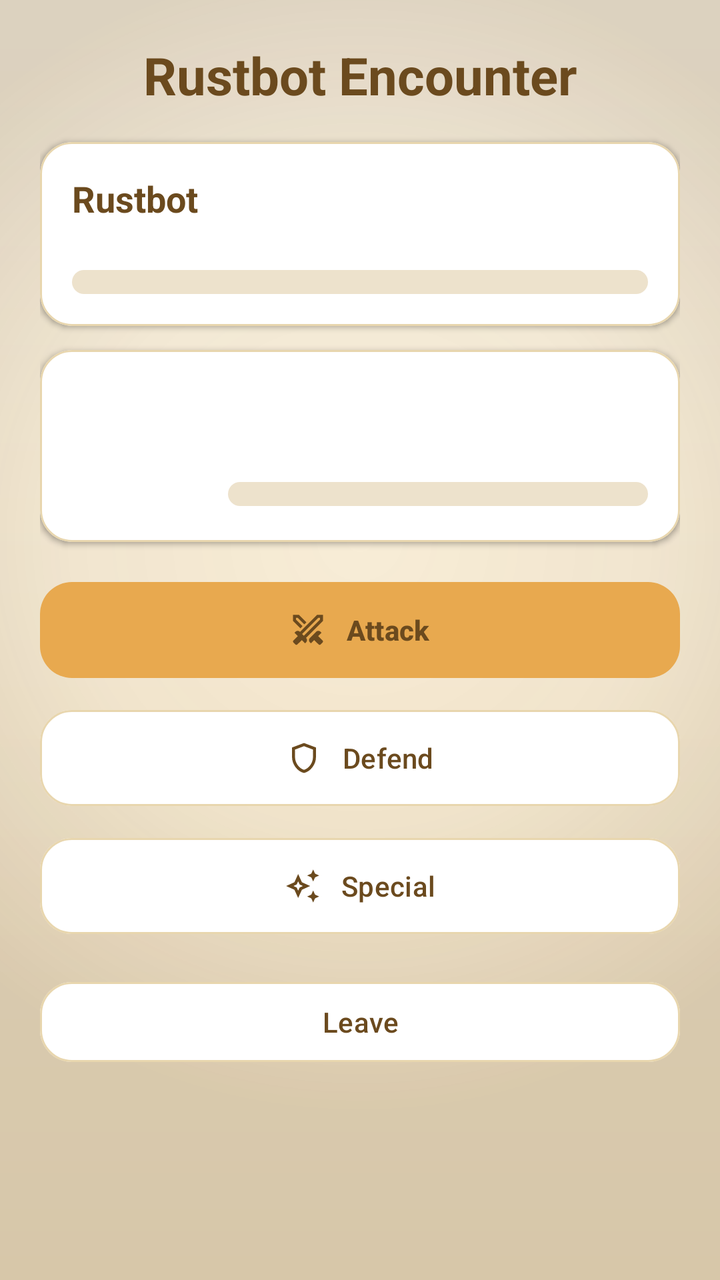
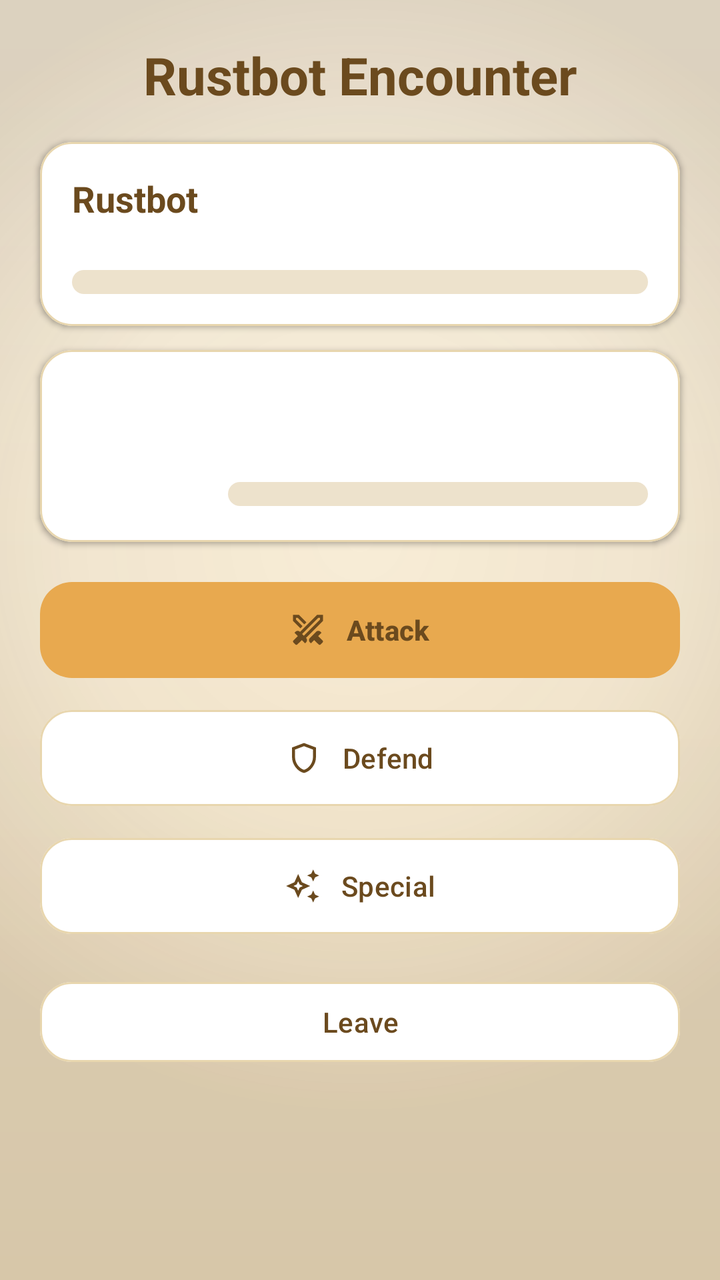

The first picture is an Android layout as it rendered before a commit; the second is the same layout after the commit. The layout source and the unified diff follow.
<!-- AndroidManifest.xml: application theme Theme.RatKingRecon -->
<!-- res/layout/activity_battle.xml -->
<?xml version="1.0" encoding="utf-8"?>
<ScrollView xmlns:android="http://schemas.android.com/apk/res/android"
    xmlns:app="http://schemas.android.com/apk/res-auto"
    android:layout_width="match_parent"
    android:layout_height="match_parent"
    android:background="@drawable/bg_app_gradient"
    android:fitsSystemWindows="true">

    <LinearLayout
        android:layout_width="match_parent"
        android:layout_height="wrap_content"
        android:orientation="vertical"
        android:padding="20dp">

        <TextView
            android:layout_width="match_parent"
            android:layout_height="wrap_content"
            android:text="@string/battle_title"
            android:textColor="@color/text_primary"
            android:textSize="26sp"
            android:textStyle="bold"
            android:textAlignment="center"
            android:layout_marginBottom="16dp" />

        
        <com.google.android.material.card.MaterialCardView
            android:layout_width="match_parent"
            android:layout_height="wrap_content"
            app:cardBackgroundColor="@color/card_white"
            app:strokeColor="@color/card_border"
            app:strokeWidth="1dp"
            app:cardCornerRadius="16dp"
            app:cardElevation="2dp"
            android:layout_marginBottom="12dp">

            <LinearLayout
                android:layout_width="match_parent"
                android:layout_height="wrap_content"
                android:orientation="vertical"
                android:padding="16dp">

                <TextView
                    android:id="@+id/botName"
                    android:layout_width="match_parent"
                    android:layout_height="wrap_content"
                    android:text="Rustbot"
                    android:textColor="@color/text_primary"
                    android:textSize="18sp"
                    android:textStyle="bold" />

                <TextView
                    android:id="@+id/botStats"
                    android:layout_width="match_parent"
                    android:layout_height="wrap_content"
                    android:textColor="@color/text_muted"
                    android:textSize="13sp"
                    android:layout_marginBottom="6dp" />

                <ProgressBar
                    android:id="@+id/botHpBar"
                    style="?android:attr/progressBarStyleHorizontal"
                    android:layout_width="match_parent"
                    android:layout_height="12dp"
                    android:progressDrawable="@drawable/progress_amber" />
            </LinearLayout>
        </com.google.android.material.card.MaterialCardView>

        
        <com.google.android.material.card.MaterialCardView
            android:layout_width="match_parent"
            android:layout_height="wrap_content"
            app:cardBackgroundColor="@color/card_white"
            app:strokeColor="@color/card_border"
            app:strokeWidth="1dp"
            app:cardCornerRadius="16dp"
            app:cardElevation="2dp"
            android:layout_marginBottom="16dp">

            <LinearLayout
                android:layout_width="match_parent"
                android:layout_height="wrap_content"
                android:orientation="horizontal"
                android:gravity="center_vertical"
                android:padding="16dp">

                <ImageView
                    android:id="@+id/ratImage"
                    android:layout_width="64dp"
                    android:layout_height="64dp"
                    android:scaleType="centerCrop"
                    android:layout_marginEnd="14dp"
                    android:contentDescription="@string/battle_title" />

                <LinearLayout
                    android:layout_width="0dp"
                    android:layout_height="wrap_content"
                    android:layout_weight="1"
                    android:orientation="vertical">

                    <TextView
                        android:id="@+id/ratName"
                        android:layout_width="match_parent"
                        android:layout_height="wrap_content"
                        android:textColor="@color/text_primary"
                        android:textSize="18sp"
                        android:textStyle="bold" />

                    <TextView
                        android:id="@+id/ratStats"
                        android:layout_width="match_parent"
                        android:layout_height="wrap_content"
                        android:textColor="@color/text_muted"
                        android:textSize="13sp"
                        android:layout_marginBottom="6dp" />

                    <ProgressBar
                        android:id="@+id/ratHpBar"
                        style="?android:attr/progressBarStyleHorizontal"
                        android:layout_width="match_parent"
                        android:layout_height="12dp"
                        android:progressDrawable="@drawable/progress_amber" />
                </LinearLayout>
            </LinearLayout>
        </com.google.android.material.card.MaterialCardView>

        
        <com.google.android.material.button.MaterialButton
            android:id="@+id/btnAttack"
            android:layout_width="match_parent"
            android:layout_height="56dp"
            android:text="@string/battle_attack"
            android:textAllCaps="false"
            android:textStyle="bold"
            android:textColor="@color/text_primary"
            app:icon="@drawable/ic_power"
            app:iconGravity="textStart"
            app:iconPadding="10dp"
            app:iconTint="@color/text_primary"
            app:backgroundTint="@color/amber"
            app:cornerRadius="16dp"
            android:layout_marginBottom="8dp" />

        <com.google.android.material.button.MaterialButton
            android:id="@+id/btnDefend"
            android:layout_width="match_parent"
            android:layout_height="56dp"
            android:text="@string/battle_defend"
            android:textAllCaps="false"
            android:textColor="@color/text_primary"
            app:icon="@drawable/ic_toughness"
            app:iconGravity="textStart"
            app:iconPadding="10dp"
            app:iconTint="@color/text_primary"
            app:backgroundTint="@color/card_white"
            app:strokeColor="@color/card_border"
            app:strokeWidth="1dp"
            app:cornerRadius="16dp"
            android:layout_marginBottom="8dp" />

        <com.google.android.material.button.MaterialButton
            android:id="@+id/btnSpecial"
            android:layout_width="match_parent"
            android:layout_height="56dp"
            android:text="@string/battle_special"
            android:textAllCaps="false"
            android:textColor="@color/text_primary"
            app:icon="@drawable/ic_sparkle"
            app:iconGravity="textStart"
            app:iconPadding="10dp"
            app:iconTint="@color/text_primary"
            app:backgroundTint="@color/card_white"
            app:strokeColor="@color/card_border"
            app:strokeWidth="1dp"
            app:cornerRadius="16dp"
            android:layout_marginBottom="16dp" />

        <TextView
            android:id="@+id/battleLog"
            android:layout_width="match_parent"
            android:layout_height="wrap_content"
            android:visibility="gone"
            android:background="@drawable/bg_card_white"
            android:padding="14dp"
            android:textColor="@color/text_muted"
            android:textSize="13sp"
            android:lineSpacingExtra="3dp"
            android:layout_marginBottom="16dp" />

        <com.google.android.material.button.MaterialButton
            android:id="@+id/btnLeave"
            android:layout_width="match_parent"
            android:layout_height="wrap_content"
            android:text="@string/battle_leave"
            android:textAllCaps="false"
            android:textColor="@color/text_primary"
            app:backgroundTint="@color/card_white"
            app:strokeColor="@color/card_border"
            app:strokeWidth="1dp"
            app:cornerRadius="16dp" />

    </LinearLayout>
</ScrollView>
<!-- resources referenced by this layout -->
<resources>
  <color name="amber">#E8A94F</color>
  <color name="card_border">#E8D6AE</color>
  <color name="card_white">#FFFFFF</color>
  <color name="text_muted">#8A7255</color>
  <color name="text_primary">#6B4A1E</color>
  <!-- drawable bg_card_white (drawable) -->
  <?xml version="1.0" encoding="utf-8"?>
  <shape xmlns:android="http://schemas.android.com/apk/res/android"
      android:shape="rectangle">
      <solid android:color="@color/card_white" />
      <stroke
          android:width="1dp"
          android:color="@color/card_border" />
      <corners android:radius="16dp" />
  </shape>
  <!-- drawable ic_sparkle (drawable) -->
  <?xml version="1.0" encoding="utf-8"?>
  <vector xmlns:android="http://schemas.android.com/apk/res/android"
      android:width="24dp"
      android:height="24dp"
      android:viewportWidth="24"
      android:viewportHeight="24"
      android:tint="@color/text_primary">
          <path
              android:fillColor="@color/text_primary"
              android:pathData="m19 9-1.25-2.75L15 5l2.75-1.25L19 1l1.25 2.75L23 5l-2.75 1.25Zm0 14-1.25-2.75L15 19l2.75-1.25L19 15l1.25 2.75L23 19l-2.75 1.25ZM9 20l-2.5-5.5L1 12l5.5-2.5L9 4l2.5 5.5L17 12l-5.5 2.5Zm0-4.85L10 13l2.15-1L10 11 9 8.85 8 11l-2.15 1L8 13ZM9 12Z" />
  </vector>
  <!-- drawable ic_toughness (drawable) -->
  <?xml version="1.0" encoding="utf-8"?>
  <vector xmlns:android="http://schemas.android.com/apk/res/android"
      android:width="24dp"
      android:height="24dp"
      android:viewportWidth="960"
      android:viewportHeight="960"
      android:tint="@color/text_primary">
      <group android:translateX="-0" android:translateY="960">
          <path
              android:fillColor="@color/text_primary"
              android:pathData="M480-80q-139-35-229.5-159.5T160-516v-244l320-120 320 120v244q0 152-90.5 276.5T480-80Zm0-84q104-33 172-132t68-220v-189l-240-90-240 90v189q0 121 68 220t172 132Zm0-316Z" />
      </group>
  </vector>
  <!-- drawable progress_amber (drawable) -->
  <?xml version="1.0" encoding="utf-8"?>
  <layer-list xmlns:android="http://schemas.android.com/apk/res/android">
      <item android:id="@android:id/background">
          <shape android:shape="rectangle">
              <solid android:color="@color/disabled_fill" />
              <corners android:radius="8dp" />
          </shape>
      </item>
      <item android:id="@android:id/progress">
          <clip>
              <shape android:shape="rectangle">
                  <solid android:color="@color/amber" />
                  <corners android:radius="8dp" />
              </shape>
          </clip>
      </item>
  </layer-list>
  <string name="battle_attack">Attack</string>
  <string name="battle_defend">Defend</string>
  <string name="battle_leave">Leave</string>
  <string name="battle_special">Special</string>
  <string name="battle_title">Rustbot Encounter</string>
  <style name="Theme.RatKingRecon" parent="Base.Theme.RatKingRecon" />
  <color name="cream">#FBF3E3</color>
  <color name="tan">#F5E6C8</color>
  <color name="disabled_fill">#EDE2CC</color>
  <style name="Base.Theme.RatKingRecon" parent="Theme.Material3.Light.NoActionBar">
          <item name="colorPrimary">@color/amber</item>
          <item name="colorOnPrimary">@color/text_primary</item>
          <item name="colorSurface">@color/cream</item>
          <item name="colorOnSurface">@color/text_primary</item>
          <item name="android:colorBackground">@color/cream</item>
          <item name="android:statusBarColor">@color/cream</item>
          <item name="android:windowLightStatusBar">true</item>
          <item name="android:navigationBarColor">@color/tan</item>
          
          <item name="android:windowLightNavigationBar" tools:targetApi="27">true</item>
      </style>
  <!-- unchanged entries left out for length: 2 -->
</resources>

<!-- the commit's change to res/layout/activity_battle.xml (unified diff, before → after) -->
@@ -1,6 +1,9 @@
 <?xml version="1.0" encoding="utf-8"?>
 <ScrollView xmlns:android="http://schemas.android.com/apk/res/android"
     xmlns:app="http://schemas.android.com/apk/res-auto"
+    xmlns:tools="http://schemas.android.com/tools"
+    android:clipChildren="false"
+    android:clipToPadding="false"
     android:layout_width="match_parent"
     android:layout_height="match_parent"
     android:background="@drawable/bg_app_gradient"
@@ -10,6 +13,8 @@
         android:layout_width="match_parent"
         android:layout_height="wrap_content"
         android:orientation="vertical"
+        android:clipChildren="false"
+        android:clipToPadding="false"
         android:padding="20dp">
 
         <TextView
@@ -138,6 +143,7 @@
             app:iconTint="@color/text_primary"
             app:backgroundTint="@color/amber"
             app:cornerRadius="16dp"
+            app:elevation="4dp"
             android:layout_marginBottom="8dp" />
 
         <com.google.android.material.button.MaterialButton
@@ -155,6 +161,7 @@
             app:strokeColor="@color/card_border"
             app:strokeWidth="1dp"
             app:cornerRadius="16dp"
+            app:elevation="4dp"
             android:layout_marginBottom="8dp" />
 
         <com.google.android.material.button.MaterialButton
@@ -172,6 +179,7 @@
             app:strokeColor="@color/card_border"
             app:strokeWidth="1dp"
             app:cornerRadius="16dp"
+            app:elevation="4dp"
             android:layout_marginBottom="16dp" />
 
         <TextView
@@ -180,6 +188,10 @@
             android:layout_height="wrap_content"
             android:visibility="gone"
             android:background="@drawable/bg_card_white"
+            android:elevation="4dp"
+            android:outlineAmbientShadowColor="@color/shadow_warm"
+            android:outlineSpotShadowColor="@color/shadow_warm"
+            tools:targetApi="28"
             android:padding="14dp"
             android:textColor="@color/text_muted"
             android:textSize="13sp"
@@ -196,7 +208,8 @@
             app:backgroundTint="@color/card_white"
             app:strokeColor="@color/card_border"
             app:strokeWidth="1dp"
-            app:cornerRadius="16dp" />
+            app:cornerRadius="16dp"
+            app:elevation="4dp" />
 
     </LinearLayout>
 </ScrollView>
<!-- resource entries referenced after the edit -->
@@ -3,6 +3,7 @@
   <color name="amber">#E8A94F</color>
   <color name="card_border">#E8D6AE</color>
   <color name="card_white">#FFFFFF</color>
+  <color name="shadow_warm">#4A2F0F</color>
   <color name="text_muted">#8A7255</color>
   <color name="text_primary">#6B4A1E</color>
   <!-- drawable bg_card_white (drawable) -->
@@ -76,10 +77,14 @@
           <item name="android:colorBackground">@color/cream</item>
           <item name="android:statusBarColor">@color/cream</item>
           <item name="android:windowLightStatusBar">true</item>
+          
+          <item name="materialButtonStyle">@style/Widget.RatKing.Button</item>
           <item name="android:navigationBarColor">@color/tan</item>
           
           <item name="android:windowLightNavigationBar" tools:targetApi="27">true</item>
       </style>
+  <style name="Widget.RatKing.Button" parent="Widget.RatKing.Button.Base" />
+  <style name="Widget.RatKing.Button.Base" parent="Widget.Material3.Button" />
   <!-- unchanged entries left out for length: 2 -->
 </resources>
 
